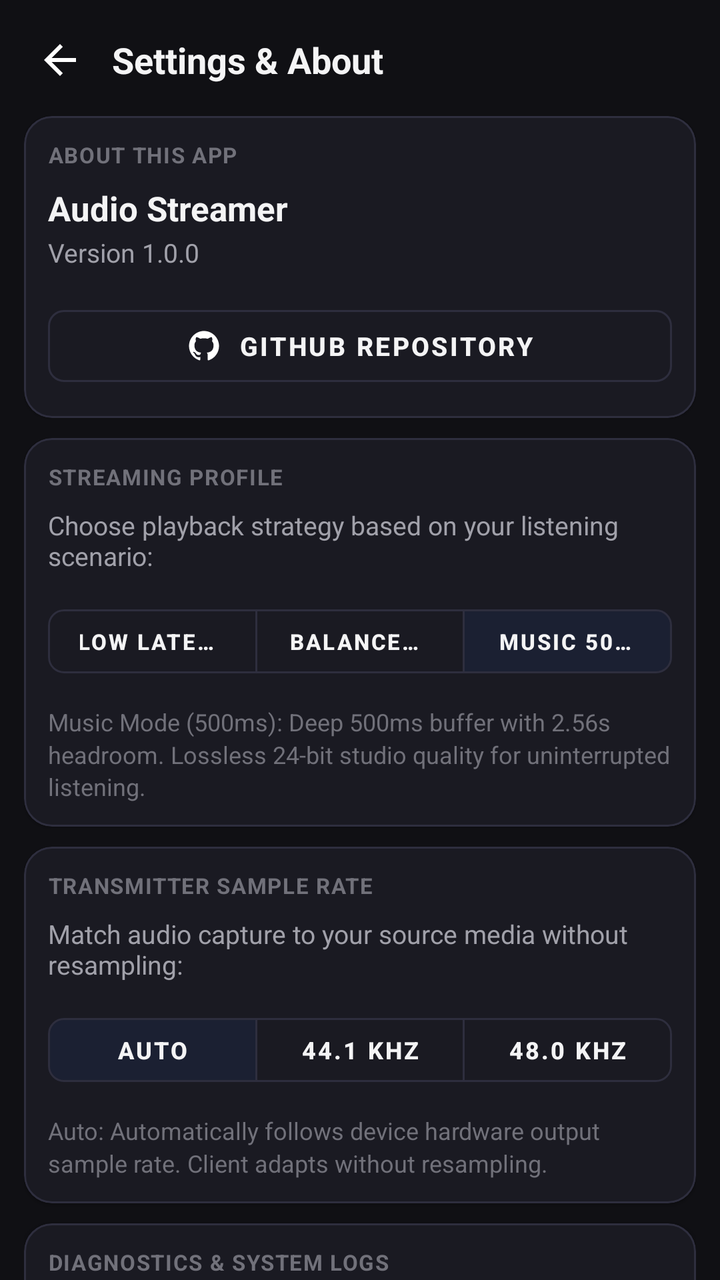
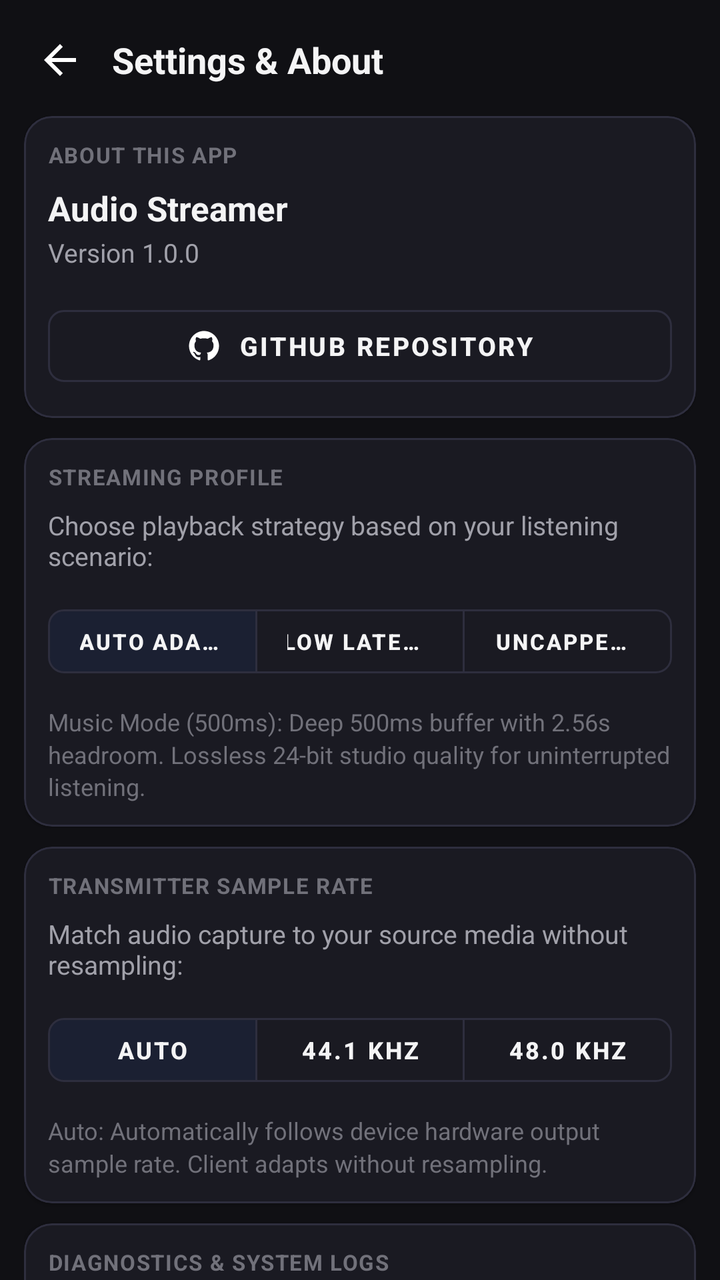

Two renders of the same Android screen: before a commit and after it. Below are the layout's source before the change and the commit's diff.
<!-- AndroidManifest.xml: application theme Theme.AudioStreamer -->
<!-- res/layout/activity_settings.xml -->
<?xml version="1.0" encoding="utf-8"?>
<ScrollView xmlns:android="http://schemas.android.com/apk/res/android"
    xmlns:app="http://schemas.android.com/apk/res-auto"
    android:id="@+id/root_settings"
    android:layout_width="match_parent"
    android:layout_height="match_parent"
    android:fillViewport="true"
    android:fitsSystemWindows="true"
    android:background="@color/bg_screen"
    android:scrollbars="none">

    <LinearLayout
        android:layout_width="match_parent"
        android:layout_height="wrap_content"
        android:gravity="center_horizontal"
        android:orientation="vertical">

        <LinearLayout
            android:layout_width="match_parent"
            android:layout_height="wrap_content"
            android:maxWidth="@dimen/content_max_width"
            android:orientation="vertical"
            android:padding="@dimen/screen_padding">

            
            <LinearLayout
                android:layout_width="match_parent"
                android:layout_height="wrap_content"
                android:orientation="horizontal"
                android:gravity="center_vertical"
                android:layout_marginBottom="@dimen/card_spacing">

                <ImageView
                    android:id="@+id/btn_back"
                    android:layout_width="36dp"
                    android:layout_height="36dp"
                    android:padding="6dp"
                    android:src="@drawable/ic_back"
                    app:tint="@color/white"
                    android:background="?attr/selectableItemBackgroundBorderless"
                    android:clickable="true"
                    android:focusable="true"
                    android:contentDescription="Back" />

                <TextView
                    android:layout_width="0dp"
                    android:layout_height="wrap_content"
                    android:layout_weight="1"
                    android:text="Settings &amp; About"
                    android:textSize="@dimen/title_text_size"
                    android:textStyle="bold"
                    android:textColor="@color/text_primary"
                    android:layout_marginStart="8dp" />
            </LinearLayout>

            
            <com.google.android.material.card.MaterialCardView
                android:layout_width="match_parent"
                android:layout_height="wrap_content"
                android:layout_marginBottom="@dimen/card_spacing"
                app:cardCornerRadius="14dp"
                app:cardElevation="1dp"
                app:strokeColor="@color/card_stroke"
                app:strokeWidth="1dp"
                app:cardBackgroundColor="@color/card_bg">

                <LinearLayout
                    android:layout_width="match_parent"
                    android:layout_height="wrap_content"
                    android:orientation="vertical"
                    android:padding="@dimen/card_inner_padding">

                    <TextView
                        android:layout_width="wrap_content"
                        android:layout_height="wrap_content"
                        android:text="ABOUT THIS APP"
                        android:textSize="11sp"
                        android:textStyle="bold"
                        android:textColor="@color/text_hint"
                        android:letterSpacing="0.05"
                        android:layout_marginBottom="8dp" />

                    <TextView
                        android:layout_width="wrap_content"
                        android:layout_height="wrap_content"
                        android:text="@string/app_name"
                        android:textSize="17sp"
                        android:textStyle="bold"
                        android:textColor="@color/text_primary" />

                    <TextView
                        android:id="@+id/tv_app_version"
                        android:layout_width="wrap_content"
                        android:layout_height="wrap_content"
                        android:text="Version 1.0.0"
                        android:textSize="13sp"
                        android:textColor="@color/text_secondary"
                        android:layout_marginTop="2dp"
                        android:layout_marginBottom="14dp" />

                    
                    <com.google.android.material.button.MaterialButton
                        android:id="@+id/btn_github_repo"
                        style="?attr/materialButtonOutlinedStyle"
                        android:layout_width="match_parent"
                        android:layout_height="@dimen/btn_height"
                        android:text="GitHub Repository"
                        android:textSize="13sp"
                        android:textStyle="bold"
                        android:textColor="@color/text_primary"
                        app:strokeColor="@color/card_stroke"
                        app:cornerRadius="8dp"
                        app:icon="@drawable/ic_github"
                        app:iconTint="@color/white"
                        app:iconGravity="textStart"
                        app:iconPadding="8dp"
                        app:iconSize="18dp" />

                </LinearLayout>
            </com.google.android.material.card.MaterialCardView>

            
            <com.google.android.material.card.MaterialCardView
                android:layout_width="match_parent"
                android:layout_height="wrap_content"
                android:layout_marginBottom="@dimen/card_spacing"
                app:cardCornerRadius="14dp"
                app:cardElevation="1dp"
                app:strokeColor="@color/card_stroke"
                app:strokeWidth="1dp"
                app:cardBackgroundColor="@color/card_bg">

                <LinearLayout
                    android:layout_width="match_parent"
                    android:layout_height="wrap_content"
                    android:orientation="vertical"
                    android:padding="@dimen/card_inner_padding">

                    <TextView
                        android:layout_width="wrap_content"
                        android:layout_height="wrap_content"
                        android:text="STREAMING PROFILE"
                        android:textSize="11sp"
                        android:textStyle="bold"
                        android:textColor="@color/text_hint"
                        android:letterSpacing="0.05"
                        android:layout_marginBottom="8dp" />

                    <TextView
                        android:layout_width="match_parent"
                        android:layout_height="wrap_content"
                        android:text="Choose playback strategy based on your listening scenario:"
                        android:textSize="13sp"
                        android:textColor="@color/text_secondary"
                        android:layout_marginBottom="12dp" />

                    <com.google.android.material.button.MaterialButtonToggleGroup
                        android:id="@+id/toggle_profile_group"
                        android:layout_width="match_parent"
                        android:layout_height="@dimen/toggle_height"
                        android:layout_marginBottom="10dp"
                        app:singleSelection="true"
                        app:selectionRequired="true"
                        app:checkedButton="@+id/btn_profile_music">

                        <com.google.android.material.button.MaterialButton
                            android:id="@+id/btn_profile_video"
                            style="?attr/materialButtonOutlinedStyle"
                            android:layout_width="0dp"
                            android:layout_height="match_parent"
                            android:layout_weight="1"
                            android:text="Low Latency 20ms"
                            android:textSize="11sp"
                            android:textStyle="bold"
                            android:textColor="@color/text_primary"
                            app:strokeColor="@color/card_stroke"
                            app:cornerRadius="8dp" />

                        <com.google.android.material.button.MaterialButton
                            android:id="@+id/btn_profile_balanced"
                            style="?attr/materialButtonOutlinedStyle"
                            android:layout_width="0dp"
                            android:layout_height="match_parent"
                            android:layout_weight="1"
                            android:text="Balanced 100ms"
                            android:textSize="11sp"
                            android:textStyle="bold"
                            android:textColor="@color/text_primary"
                            app:strokeColor="@color/card_stroke"
                            app:cornerRadius="8dp" />

                        <com.google.android.material.button.MaterialButton
                            android:id="@+id/btn_profile_music"
                            style="?attr/materialButtonOutlinedStyle"
                            android:layout_width="0dp"
                            android:layout_height="match_parent"
                            android:layout_weight="1"
                            android:text="Music 500ms"
                            android:textSize="11sp"
                            android:textStyle="bold"
                            android:textColor="@color/text_primary"
                            app:strokeColor="@color/card_stroke"
                            app:cornerRadius="8dp" />
                    </com.google.android.material.button.MaterialButtonToggleGroup>

                    <TextView
                        android:id="@+id/tv_profile_description"
                        android:layout_width="match_parent"
                        android:layout_height="wrap_content"
                        android:text="Music Mode (500ms): Deep 500ms buffer with 2.56s headroom. Lossless 24-bit studio quality for uninterrupted listening."
                        android:textSize="12sp"
                        android:textColor="@color/text_hint"
                        android:lineSpacingMultiplier="1.15" />

                </LinearLayout>
            </com.google.android.material.card.MaterialCardView>

            
            <com.google.android.material.card.MaterialCardView
                android:layout_width="match_parent"
                android:layout_height="wrap_content"
                android:layout_marginBottom="@dimen/card_spacing"
                app:cardCornerRadius="14dp"
                app:cardElevation="1dp"
                app:strokeColor="@color/card_stroke"
                app:strokeWidth="1dp"
                app:cardBackgroundColor="@color/card_bg">

                <LinearLayout
                    android:layout_width="match_parent"
                    android:layout_height="wrap_content"
                    android:orientation="vertical"
                    android:padding="@dimen/card_inner_padding">

                    <TextView
                        android:layout_width="wrap_content"
                        android:layout_height="wrap_content"
                        android:text="TRANSMITTER SAMPLE RATE"
                        android:textSize="11sp"
                        android:textStyle="bold"
                        android:textColor="@color/text_hint"
                        android:letterSpacing="0.05"
                        android:layout_marginBottom="8dp" />

                    <TextView
                        android:layout_width="match_parent"
                        android:layout_height="wrap_content"
                        android:text="Match audio capture to your source media without resampling:"
                        android:textSize="13sp"
                        android:textColor="@color/text_secondary"
                        android:layout_marginBottom="12dp" />

                    <com.google.android.material.button.MaterialButtonToggleGroup
                        android:id="@+id/toggle_rate_group"
                        android:layout_width="match_parent"
                        android:layout_height="@dimen/toggle_height"
                        android:layout_marginBottom="10dp"
                        app:singleSelection="true"
                        app:selectionRequired="true"
                        app:checkedButton="@+id/btn_rate_auto">

                        <com.google.android.material.button.MaterialButton
                            android:id="@+id/btn_rate_auto"
                            style="?attr/materialButtonOutlinedStyle"
                            android:layout_width="0dp"
                            android:layout_height="match_parent"
                            android:layout_weight="1"
                            android:text="Auto"
                            android:textSize="12sp"
                            android:textStyle="bold"
                            android:textColor="@color/text_primary"
                            app:strokeColor="@color/card_stroke"
                            app:cornerRadius="8dp" />

                        <com.google.android.material.button.MaterialButton
                            android:id="@+id/btn_rate_44k"
                            style="?attr/materialButtonOutlinedStyle"
                            android:layout_width="0dp"
                            android:layout_height="match_parent"
                            android:layout_weight="1"
                            android:text="44.1 kHz"
                            android:textSize="12sp"
                            android:textStyle="bold"
                            android:textColor="@color/text_primary"
                            app:strokeColor="@color/card_stroke"
                            app:cornerRadius="8dp" />

                        <com.google.android.material.button.MaterialButton
                            android:id="@+id/btn_rate_48k"
                            style="?attr/materialButtonOutlinedStyle"
                            android:layout_width="0dp"
                            android:layout_height="match_parent"
                            android:layout_weight="1"
                            android:text="48.0 kHz"
                            android:textSize="12sp"
                            android:textStyle="bold"
                            android:textColor="@color/text_primary"
                            app:strokeColor="@color/card_stroke"
                            app:cornerRadius="8dp" />
                    </com.google.android.material.button.MaterialButtonToggleGroup>

                    <TextView
                        android:id="@+id/tv_rate_description"
                        android:layout_width="match_parent"
                        android:layout_height="wrap_content"
                        android:text="Auto: Automatically follows device hardware output sample rate. Client adapts without resampling."
                        android:textSize="12sp"
                        android:textColor="@color/text_hint"
                        android:lineSpacingMultiplier="1.15" />

                </LinearLayout>
            </com.google.android.material.card.MaterialCardView>

            
            <com.google.android.material.card.MaterialCardView
                android:layout_width="match_parent"
                android:layout_height="wrap_content"
                android:layout_marginBottom="@dimen/card_spacing"
                app:cardCornerRadius="14dp"
                app:cardElevation="1dp"
                app:strokeColor="@color/card_stroke"
                app:strokeWidth="1dp"
                app:cardBackgroundColor="@color/card_bg">

                <LinearLayout
                    android:layout_width="match_parent"
                    android:layout_height="wrap_content"
                    android:orientation="vertical"
                    android:padding="@dimen/card_inner_padding">

                    <TextView
                        android:layout_width="wrap_content"
                        android:layout_height="wrap_content"
                        android:text="DIAGNOSTICS &amp; SYSTEM LOGS"
                        android:textSize="11sp"
                        android:textStyle="bold"
                        android:textColor="@color/text_hint"
                        android:letterSpacing="0.05"
                        android:layout_marginBottom="8dp" />

                    <TextView
                        android:layout_width="match_parent"
                        android:layout_height="wrap_content"
                        android:text="Inspect real-time buffer telemetry, audio HAL metrics, or export complete logs for troubleshooting."
                        android:textSize="13sp"
                        android:textColor="@color/text_secondary"
                        android:layout_marginBottom="12dp" />

                    <LinearLayout
                        android:layout_width="match_parent"
                        android:layout_height="wrap_content"
                        android:orientation="horizontal"
                        android:layout_marginBottom="8dp">

                        <com.google.android.material.button.MaterialButton
                            android:id="@+id/btn_copy_logs"
                            style="?attr/materialButtonOutlinedStyle"
                            android:layout_width="0dp"
                            android:layout_height="@dimen/btn_height"
                            android:layout_weight="1"
                            android:text="Copy to Clipboard"
                            android:textSize="13sp"
                            android:textStyle="bold"
                            android:textColor="@color/text_primary"
                            android:layout_marginEnd="6dp"
                            app:strokeColor="@color/card_stroke"
                            app:cornerRadius="8dp" />

                        <com.google.android.material.button.MaterialButton
                            android:id="@+id/btn_share_logs"
                            style="?attr/materialButtonOutlinedStyle"
                            android:layout_width="0dp"
                            android:layout_height="@dimen/btn_height"
                            android:layout_weight="1"
                            android:text="Export / Share"
                            android:textSize="13sp"
                            android:textStyle="bold"
                            android:textColor="@color/text_primary"
                            android:layout_marginStart="6dp"
                            app:strokeColor="@color/card_stroke"
                            app:cornerRadius="8dp" />
                    </LinearLayout>

                    <com.google.android.material.button.MaterialButton
                        android:id="@+id/btn_view_logs"
                        android:layout_width="match_parent"
                        android:layout_height="@dimen/btn_height"
                        android:text="View Live Logs"
                        android:textSize="14sp"
                        android:textStyle="bold"
                        android:textColor="@color/white"
                        app:backgroundTint="@color/card_bg"
                        app:strokeColor="@color/card_stroke"
                        app:strokeWidth="1dp"
                        app:cornerRadius="8dp" />

                </LinearLayout>
            </com.google.android.material.card.MaterialCardView>

            
            <com.google.android.material.card.MaterialCardView
                android:layout_width="match_parent"
                android:layout_height="wrap_content"
                app:cardCornerRadius="14dp"
                app:cardElevation="1dp"
                app:strokeColor="@color/card_stroke"
                app:strokeWidth="1dp"
                app:cardBackgroundColor="@color/card_bg">

                <LinearLayout
                    android:layout_width="match_parent"
                    android:layout_height="wrap_content"
                    android:orientation="vertical"
                    android:padding="@dimen/card_inner_padding">

                    <TextView
                        android:layout_width="wrap_content"
                        android:layout_height="wrap_content"
                        android:text="SOFTWARE UPDATES"
                        android:textSize="11sp"
                        android:textStyle="bold"
                        android:textColor="@color/text_hint"
                        android:letterSpacing="0.05"
                        android:layout_marginBottom="8dp" />

                    <TextView
                        android:id="@+id/tv_update_status"
                        android:layout_width="match_parent"
                        android:layout_height="wrap_content"
                        android:text="Check for the latest release on GitHub."
                        android:textSize="13sp"
                        android:textColor="@color/text_secondary"
                        android:layout_marginBottom="12dp" />

                    
                    <ProgressBar
                        android:id="@+id/pb_download"
                        style="?android:attr/progressBarStyleHorizontal"
                        android:layout_width="match_parent"
                        android:layout_height="@dimen/progress_height"
                        android:layout_marginBottom="12dp"
                        android:visibility="gone"
                        android:progressBackgroundTint="#272732"
                        android:progressTint="@color/primary"
                        android:max="100" />

                    <com.google.android.material.button.MaterialButton
                        android:id="@+id/btn_check_update"
                        android:layout_width="match_parent"
                        android:layout_height="@dimen/btn_height"
                        android:text="Check for Updates"
                        android:textSize="14sp"
                        android:textStyle="bold"
                        android:textColor="@color/white"
                        app:backgroundTint="@color/primary"
                        app:cornerRadius="8dp"
                        app:icon="@drawable/ic_play"
                        app:iconTint="@color/white"
                        app:iconGravity="textStart"
                        app:iconPadding="8dp"
                        app:iconSize="18dp" />

                </LinearLayout>
            </com.google.android.material.card.MaterialCardView>

        </LinearLayout>
    </LinearLayout>
</ScrollView>
<!-- resources referenced by this layout -->
<resources>
  <color name="bg_screen">#101014</color>
  <color name="card_bg">#1A1A22</color>
  <color name="card_stroke">#2E2E3E</color>
  <color name="primary">#2563EB</color>
  <color name="text_hint">#71717A</color>
  <color name="text_primary">#F4F4F5</color>
  <color name="text_secondary">#A1A1AA</color>
  <color name="white">#FFFFFFFF</color>
  <dimen name="btn_height">48dp</dimen>
  <dimen name="card_inner_padding">12dp</dimen>
  <dimen name="card_spacing">10dp</dimen>
  <dimen name="content_max_width">520dp</dimen>
  <dimen name="progress_height">8dp</dimen>
  <dimen name="screen_padding">12dp</dimen>
  <dimen name="title_text_size">18sp</dimen>
  <dimen name="toggle_height">44dp</dimen>
  <!-- drawable ic_back (drawable) -->
  <vector xmlns:android="http://schemas.android.com/apk/res/android"
      android:width="24dp"
      android:height="24dp"
      android:viewportWidth="24"
      android:viewportHeight="24">
      <path
          android:fillColor="#FFFFFFFF"
          android:pathData="M20,11H7.83l5.59,-5.59L12,4l-8,8 8,8 1.41,-1.41L7.83,13H20v-2z"/>
  </vector>
  <!-- drawable ic_github (drawable) -->
  <vector xmlns:android="http://schemas.android.com/apk/res/android"
      android:width="24dp"
      android:height="24dp"
      android:viewportWidth="24"
      android:viewportHeight="24">
      <path
          android:fillColor="#FFFFFFFF"
          android:pathData="M12,2C6.477,2 2,6.484 2,12.017c0,4.425 2.865,8.18 6.839,9.504 0.5,0.092 0.682,-0.217 0.682,-0.483 0,-0.237 -0.008,-0.868 -0.013,-1.703 -2.782,0.605 -3.369,-1.343 -3.369,-1.343 -0.454,-1.158 -1.11,-1.466 -1.11,-1.466 -0.908,-0.62 0.069,-0.608 0.069,-0.608 1.003,0.07 1.53,1.032 1.53,1.032 0.892,1.53 2.341,1.088 2.91,0.832 0.092,-0.647 0.35,-1.088 0.636,-1.338 -2.22,-0.253 -4.555,-1.113 -4.555,-4.951 0,-1.093 0.39,-1.988 1.029,-2.688 -0.103,-0.253 -0.446,-1.272 0.098,-2.65 0,0 0.84,-0.27 2.75,1.026A9.564,9.564 0 0,1 12,6.844c0.85,0.004 1.705,0.115 2.504,0.337 1.909,-1.296 2.747,-1.027 2.747,-1.027 0.546,1.379 0.202,2.398 0.1,2.651 0.64,0.7 1.028,1.595 1.028,2.688 0,3.848 -2.339,4.695 -4.566,4.943 0.359,0.309 0.678,0.92 0.678,1.855 0,1.338 -0.012,2.419 -0.012,2.747 0,0.268 0.18,0.58 0.688,0.482A10.019,10.019 0 0,0 22,12.017C22,6.484 17.522,2 12,2z"/>
  </vector>
  <!-- drawable ic_play (drawable) -->
  <vector xmlns:android="http://schemas.android.com/apk/res/android"
      android:width="24dp"
      android:height="24dp"
      android:viewportWidth="24"
      android:viewportHeight="24">
      <path
          android:fillColor="#FFFFFFFF"
          android:pathData="M8,5v14l11,-7z"/>
  </vector>
  <string name="app_name">Audio Streamer</string>
  <style name="Theme.AudioStreamer" parent="Theme.MaterialComponents.NoActionBar">
          <item name="colorPrimary">@color/primary</item>
          <item name="colorPrimaryVariant">@color/primary_variant</item>
          <item name="colorOnPrimary">@color/white</item>
          <item name="colorSecondary">@color/secondary</item>
          <item name="colorSecondaryVariant">@color/secondary_variant</item>
          <item name="colorOnSecondary">@color/white</item>
          <item name="android:windowBackground">@color/bg_screen</item>
          <item name="android:statusBarColor">@color/bg_screen</item>
          <item name="android:navigationBarColor">@color/bg_screen</item>
          <item name="android:windowLightStatusBar">false</item>
      </style>
  <color name="primary_variant">#1D4ED8</color>
  <color name="secondary">#0D9488</color>
  <color name="secondary_variant">#0F766E</color>
</resources>

<!-- the commit's change to res/layout/activity_settings.xml (unified diff, before → after) -->
@@ -161,7 +161,19 @@
                         android:layout_marginBottom="10dp"
                         app:singleSelection="true"
                         app:selectionRequired="true"
-                        app:checkedButton="@+id/btn_profile_music">
+                        app:checkedButton="@+id/btn_profile_auto">
+                        <com.google.android.material.button.MaterialButton
+                            android:id="@+id/btn_profile_auto"
+                            style="?attr/materialButtonOutlinedStyle"
+                            android:layout_width="0dp"
+                            android:layout_height="match_parent"
+                            android:layout_weight="1"
+                            android:text="Auto Adaptive"
+                            android:textSize="11sp"
+                            android:textStyle="bold"
+                            android:textColor="@color/text_primary"
+                            app:strokeColor="@color/card_stroke"
+                            app:cornerRadius="8dp" />
 
                         <com.google.android.material.button.MaterialButton
                             android:id="@+id/btn_profile_video"
@@ -169,7 +181,7 @@
                             android:layout_width="0dp"
                             android:layout_height="match_parent"
                             android:layout_weight="1"
-                            android:text="Low Latency 20ms"
+                            android:text="Low Latency (Opus)"
                             android:textSize="11sp"
                             android:textStyle="bold"
                             android:textColor="@color/text_primary"
@@ -177,25 +189,12 @@
                             app:cornerRadius="8dp" />
 
                         <com.google.android.material.button.MaterialButton
-                            android:id="@+id/btn_profile_balanced"
-                            style="?attr/materialButtonOutlinedStyle"
-                            android:layout_width="0dp"
-                            android:layout_height="match_parent"
-                            android:layout_weight="1"
-                            android:text="Balanced 100ms"
-                            android:textSize="11sp"
-                            android:textStyle="bold"
-                            android:textColor="@color/text_primary"
-                            app:strokeColor="@color/card_stroke"
-                            app:cornerRadius="8dp" />
-
-                        <com.google.android.material.button.MaterialButton
                             android:id="@+id/btn_profile_music"
                             style="?attr/materialButtonOutlinedStyle"
                             android:layout_width="0dp"
                             android:layout_height="match_parent"
                             android:layout_weight="1"
-                            android:text="Music 500ms"
+                            android:text="Uncapped Music"
                             android:textSize="11sp"
                             android:textStyle="bold"
                             android:textColor="@color/text_primary"
